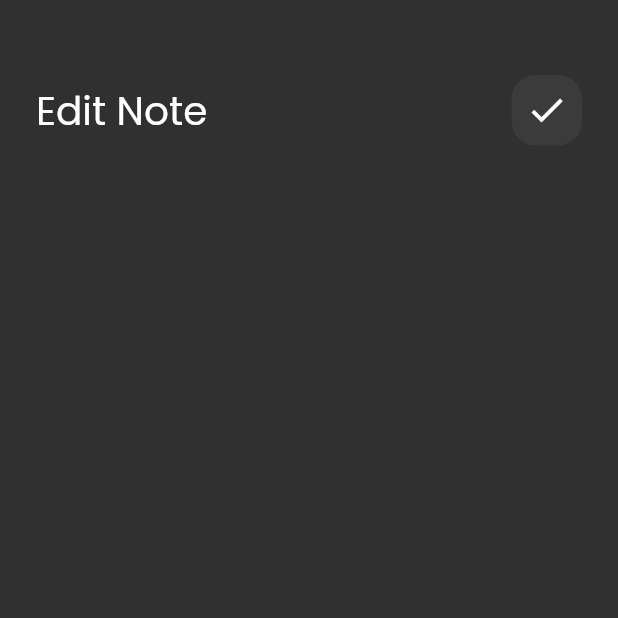
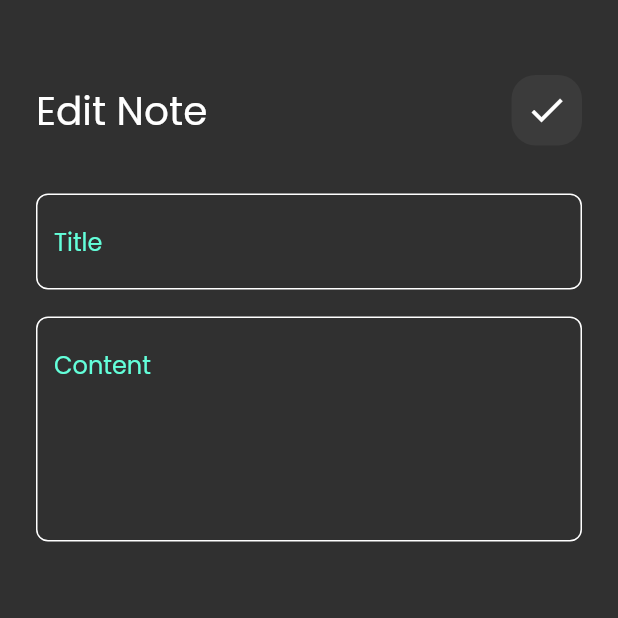
Before and after one commit to tarek-binselm/notes_app, a Flutter app: the EditNoteView screen opened directly, on a phone screen of 412 x 824 dp, the top half of it. Run offline on Flutter 3.47's test engine with Material 2 defaults, Android fonts, the phone set to English and light mode, and no system bars.

Commit message:
edit note view ui done

```diff
--- a/lib/views/notes_view.dart
+++ b/lib/views/notes_view.dart
@@ -16,7 +16,7 @@ class NotesView extends StatelessWidget {
             ),
             context: context,
             builder: (context) {
-              return const AddNoteButtonSheet();
+              return const AddNoteBottomSheet();
             },
           );
         },
--- a/lib/widgets/add_note_bottom_sheet.dart
+++ b/lib/widgets/add_note_bottom_sheet.dart
@@ -2,8 +2,8 @@ import 'package:flutter/material.dart';
 import 'package:notes_app/widgets/custom_button.dart';
 import 'package:notes_app/widgets/custom_text_field.dart';
 
-class AddNoteButtonSheet extends StatelessWidget {
-  const AddNoteButtonSheet({super.key});
+class AddNoteBottomSheet extends StatelessWidget {
+  const AddNoteBottomSheet({super.key});
 
   @override
   Widget build(BuildContext context) {
--- a/lib/widgets/edit_note_view_body.dart
+++ b/lib/widgets/edit_note_view_body.dart
@@ -1,5 +1,6 @@
 import 'package:flutter/material.dart';
 import 'package:notes_app/widgets/custom_app_bar.dart';
+import 'package:notes_app/widgets/custom_text_field.dart';
 
 class EditNoteViewBody extends StatelessWidget {
   const EditNoteViewBody({super.key});
@@ -17,6 +18,19 @@ class EditNoteViewBody extends StatelessWidget {
             title: 'Edit Note',
             icon: Icons.check,
           ),
+          SizedBox(
+            height: 32,
+          ),
+          CustomTextField(
+            hint: 'Title',
+          ),
+          SizedBox(
+            height: 18,
+          ),
+          CustomTextField(
+            hint: 'Content',
+            maxLines: 5,
+          ),
         ],
       ),
     );
```
